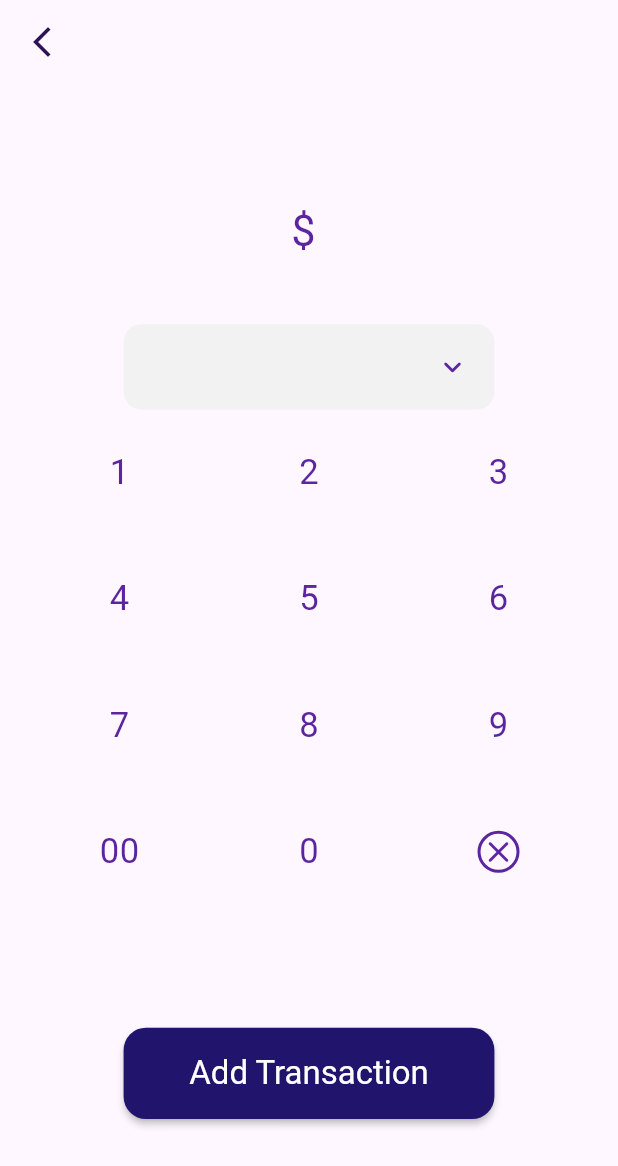
After one commit to an90ass/Wallet-App, a Flutter app: the Wallet screen opened directly, after a tap on "Top Up", on a phone screen of 412 x 824 dp. The commit adds this screen. Shown: the top 1166 px of the screen. Run offline on Flutter 3.47's test engine with Material 3 defaults, Android fonts, the phone set to English and light mode, and no system bars; our stand-ins replace flutter_svg.

Commit message:
Add Transaction UI

```diff
--- a/wallet/lib/config/routes/app_router.dart
+++ b/wallet/lib/config/routes/app_router.dart
@@ -2,12 +2,15 @@
 
 // import 'dart:js';
 
+
 import 'package:flutter/material.dart';
-import 'package:wallet/features/auth/views/sign_up.dart';
-import 'package:wallet/features/card/views/card_detail.dart';
-import 'package:wallet/features/card/views/add_card.dart';
-import 'package:wallet/features/home/views/views/home.dart';
+
 import '../../features/auth/views/sign_in.dart';
+import '../../features/auth/views/sign_up.dart';
+import '../../features/card/views/add_card.dart';
+import '../../features/card/views/card_detail.dart';
+import '../../features/home/views/views/home.dart';
+import '../../features/transaction/views/add_transaction.dart';
 import 'route_name.dart';
 
 class AppRouter{
@@ -25,6 +28,8 @@ class AppRouter{
       return MaterialPageRoute(builder: (context)=>AddCard());
       case RouteNames.cardDetail:
       return MaterialPageRoute(builder: (context)=>CardDetail());
+      case RouteNames.addTransaction:
+      return MaterialPageRoute(builder: (context)=>AddTransaction());
 
       default:
         return MaterialPageRoute(builder: (_) =>  SignIn());
--- a/wallet/lib/config/routes/route_name.dart
+++ b/wallet/lib/config/routes/route_name.dart
@@ -3,7 +3,11 @@ class RouteNames {
   static const String signUp = '/sign-up';
   static const String home = '/home';
   static const String addCard = '/add-card';
-    static const String cardDetail = '/card-detail';
+  static const String cardDetail = '/card-detail';
+    static const String addTransaction = '/add-transaction ';
+
+
+
 
 
 }
--- a/wallet/lib/features/card/views/add_card.dart
+++ b/wallet/lib/features/card/views/add_card.dart
@@ -6,8 +6,11 @@ import 'package:wallet/config/utility/enums/image_enum.dart';
 class AddCard extends StatelessWidget {
   @override
   Widget build(BuildContext context) {
-    return Scaffold(
-        appBar: AppBar(
+    return Scaffold(appBar: buildAppBar(context), body: buildBody(context));
+  }
+
+  PreferredSizeWidget buildAppBar(BuildContext context) {
+    return AppBar(
       leading: IconButton(
         icon: const Icon(
           Icons.arrow_back_ios_new_outlined,
@@ -17,15 +20,16 @@ class AddCard extends StatelessWidget {
           Navigator.pop(context);
         },
       ),
-        ),
-        body: SafeArea(
+    );
+  }
+
+  Widget buildBody(BuildContext context) {
+    return SafeArea(
       child: Container(
         alignment: Alignment.center,
-            padding:context.paddingAllDefault,
-
-              child: Column(
-                mainAxisAlignment: MainAxisAlignment.spaceAround,
-                  children: [
+        padding: context.paddingAllDefault,
+        child:
+            Column(mainAxisAlignment: MainAxisAlignment.spaceAround, children: [
           Text(
             "Add Card",
             style: context.textTheme.headlineMedium?.copyWith(
@@ -47,7 +51,6 @@ class AddCard extends StatelessWidget {
           ),
         ]),
       ),
-
-        ));
+    );
   }
 }
--- /dev/null
+++ b/wallet/lib/features/transaction/views/add_transaction.dart
@@ -0,0 +1,183 @@
+// import 'dart:math';
+import 'package:flutter/material.dart';
+import 'package:wallet/config/extensions/context_extension.dart';
+import '../../../config/items/app_colors.dart';
+
+class AddTransaction extends StatefulWidget {
+  @override
+  State<StatefulWidget> createState() {
+    return _AddTransactionState();
+  }
+}
+
+class _AddTransactionState extends State<AddTransaction> {
+  String _value = "";
+  List<Map<String, dynamic>> keyboard_arrow_down_rounded_List = [
+    {"value": "1"},
+    {"value": "2"},
+    {"value": "3"},
+    {"value": "4"},
+    {"value": "5"},
+    {"value": "6"},
+    {"value": "7"},
+    {"value": "8"},
+    {"value": "9"},
+    {"value": "00"},
+    {"value": "0"},
+    {"value": null, "icon": Icons.close_rounded},
+  ];
+  @override
+  Widget build(BuildContext context) {
+    return Scaffold(appBar: buildAppBar(context), body: buildBody(context));
+  }
+
+  PreferredSizeWidget buildAppBar(BuildContext context) {
+    return AppBar(
+      leading: IconButton(
+        icon: const Icon(
+          Icons.arrow_back_ios_new_outlined,
+          color: AppColors.containerColor,
+        ),
+        onPressed: () {
+          Navigator.pop(context);
+        },
+      ),
+    );
+  }
+
+  Widget buildBody(BuildContext context) {
+    return SafeArea(
+        child: Padding(
+      padding: context.paddingAllDefault,
+      child: Column(
+          mainAxisAlignment: MainAxisAlignment.center,
+          crossAxisAlignment: CrossAxisAlignment.center,
+          children: [
+            Align(
+              child: Text(
+                '\$ $_value',
+                style: context.textTheme.bodyMedium?.copyWith(
+                    color: AppColors.darkPurpleColor,
+                    fontSize: context.dynamicHeight(0.035)),
+              ),
+            ),
+            SizedBox(
+              height: context.dynamicHeight(0.05),
+            ),
+            DropdownMenu(
+              width: context.dynamicWidth(0.6),
+              initialSelection: "Please select a card",
+              trailingIcon: Icon(
+                Icons.keyboard_arrow_down_rounded,
+                color: AppColors.darkPurpleColor,
+              ),
+              inputDecorationTheme: InputDecorationTheme(
+                  filled: true,
+                  fillColor: AppColors.grayColor,
+                  border: const OutlineInputBorder(
+                      borderRadius: BorderRadius.all(Radius.circular(12)),
+                      borderSide: BorderSide.none),
+                  contentPadding: EdgeInsets.symmetric(
+                      horizontal: context.dynamicWidth(0.01),
+                      vertical: context.dynamicHeight(0.02))),
+              dropdownMenuEntries: const [
+                DropdownMenuEntry(value: "Card 1", label: "Card 1"),
+                DropdownMenuEntry(value: "Card 2", label: "Card 2"),
+              ],
+            ),
+            SizedBox(
+                height: context.dynamicHeight(0.5),
+                width: context.dynamicWidth(1),
+                child: GridView.builder(
+                    gridDelegate: SliverGridDelegateWithFixedCrossAxisCount(
+                        crossAxisCount: 3, childAspectRatio: 1.5),
+                    itemCount: keyboard_arrow_down_rounded_List.length,
+                    itemBuilder: (BuildContext context, int index) {
+                      return Center(
+                        child: Center(
+                          child: keyboard_arrow_down_rounded_List[index]
+                                      ["value"] !=
+                                  null
+                              ? InkWell(
+                                  borderRadius: BorderRadius.circular(15),
+                                  onTap: () {
+                                    setState(() {
+                                      if (keyboard_arrow_down_rounded_List[
+                                              index]["value"] ==
+                                          "00") {
+                                        _value += "00";
+                                      } else if (keyboard_arrow_down_rounded_List[
+                                              index]["value"] ==
+                                          null) {
+                                        _value =
+                                            _value.substring(0, _value.length);
+                                      } else {
+                                        _value +=
+                                            keyboard_arrow_down_rounded_List[
+                                                index]["value"];
+                                      }
+                                    });
+                                  },
+                                  child: Container(
+                                    margin: EdgeInsets.all(
+                                        context.dynamicWidth(0.05)),
+                                    decoration: BoxDecoration(
+                                        borderRadius:
+                                            BorderRadius.circular(15)),
+                                    child: Text(
+                                      keyboard_arrow_down_rounded_List[index]
+                                          ["value"],
+                                      style: context.textTheme.bodyMedium
+                                          ?.copyWith(
+                                              color: AppColors.darkPurpleColor,
+                                              fontSize:
+                                                  context.dynamicHeight(0.028)),
+                                    ),
+                                  ),
+                                )
+                              : IconButton(
+                                  onPressed: () {
+                                    setState(() {
+                                      if (_value.isNotEmpty) {
+                                        _value = _value.substring(
+                                            0, _value.length - 1);
+                                      }
+                                    });
+                                  },
+                                  icon: Container(
+                                    decoration: BoxDecoration(
+                                      shape: BoxShape.circle,
+                                      border: Border.all(
+                                        color: AppColors.darkPurpleColor,
+                                        width: 2,
+                                      ),
+                                    ),
+                                    child: Icon(
+                                      keyboard_arrow_down_rounded_List[index][
+                                          "icon"], // تأكد أن القيمة هنا هي IconData
+                                      color: AppColors.darkPurpleColor,
+                                    ),
+                                  ),
+                                ),
+                        ),
+                      );
+                    })),
+            MaterialButton(
+              onPressed: () {},
+              color: AppColors.darkBlueColor,
+              minWidth: context.dynamicWidth(0.6),
+              shape: RoundedRectangleBorder(
+                  borderRadius: BorderRadius.circular(15)),
+              child: Padding(
+                padding: context.paddingVerticalDefault,
+                child: Text(
+                  "Add Transaction",
+                  style: context.textTheme.titleLarge
+                      ?.copyWith(color: AppColors.whiteColor),
+                ),
+              ),
+            )
+          ]),
+    ));
+  }
+}
--- a/wallet/lib/features/wallet/views/wallet.dart
+++ b/wallet/lib/features/wallet/views/wallet.dart
@@ -46,7 +46,8 @@ class Wallet extends StatelessWidget {
                   ),
                 ),
                 GestureDetector(
-                  onTap: () => Navigator.pushNamed(context, RouteNames.cardDetail),
+                  onTap: () =>
+                      Navigator.pushNamed(context, RouteNames.cardDetail),
                   child: Card(
                     elevation: 5,
                     color: AppColors.containerColor,
@@ -63,6 +64,12 @@ class Wallet extends StatelessWidget {
                       return QuickMenuItem(
                         title: item['title']!,
                         svgPath: item['svgPath']!,
+                        onTap: item['title'] == "Top Up"
+                            ? () {
+                                Navigator.pushNamed(
+                                    context, RouteNames.addTransaction);
+                              }
+                            : null,
                       );
                     }).toList(),
                   ),
@@ -117,7 +124,8 @@ class Wallet extends StatelessWidget {
                         ),
                         leading: CircleAvatar(
                           radius: context.dynamicWidth(0.08),
-                              backgroundImage: AssetImage(ImageEnum.profilePicture.imagePath),
+                          backgroundImage:
+                              AssetImage(ImageEnum.profilePicture.imagePath),
                         ),
                       );
                     },
@@ -154,7 +162,6 @@ class Wallet extends StatelessWidget {
     return CircleAvatar(
       radius: context.dynamicWidth(0.08),
       backgroundImage: AssetImage(ImageEnum.profilePicture.imagePath),
-
     );
   }
 
@@ -212,15 +219,15 @@ class Wallet extends StatelessWidget {
 class QuickMenuItem extends StatelessWidget {
   final String title;
   final String svgPath;
-  const QuickMenuItem({
-    super.key,
-    required this.svgPath,
-    required this.title,
-  });
+  final Function()? onTap;
+  const QuickMenuItem(
+      {super.key, required this.svgPath, required this.title, this.onTap});
 
   @override
   Widget build(BuildContext context) {
-    return Column(
+    return GestureDetector(
+      onTap: onTap,
+      child: Column(
         children: [
           Card(
             shape:
@@ -241,6 +248,7 @@ class QuickMenuItem extends StatelessWidget {
             ),
           ),
         ],
+      ),
     );
   }
 }
```
Lines whose indentation alone changed are shown as unchanged.
